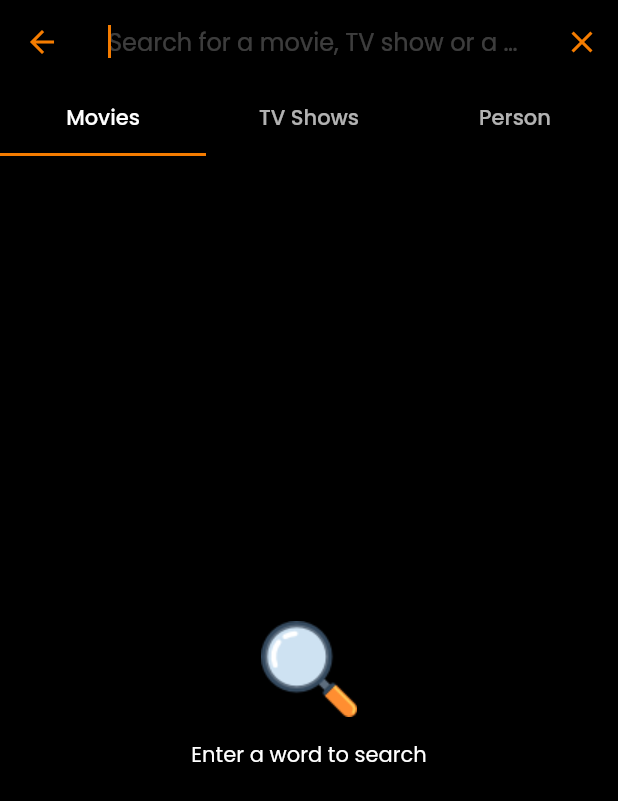
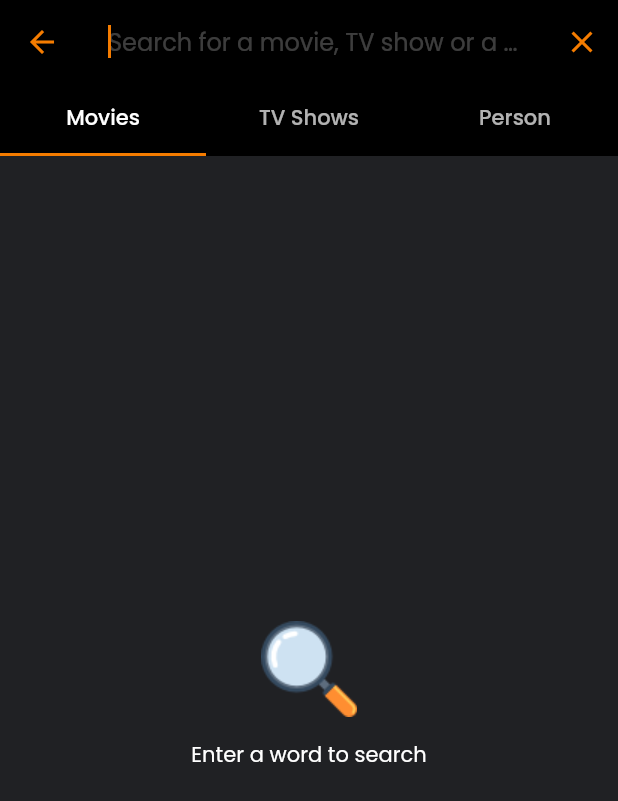
Before and after one commit to BeamlakAschalew/flixquest, a Flutter app: the CinemaxHomePage screen opened directly, after a tap on the "search" icon, on a phone screen of 412 x 824 dp. Shown: the top 801 px of the screen. Run offline on Flutter 3.47's test engine with Material 2 defaults, Android fonts, the phone set to English and light mode, and no system bars; our stand-ins replace animated_text_kit, cached_network_image, carousel_slider, font_awesome_flutter, google_nav_bar, readmore and 2 more; missing offline and left inert: flutter_inappwebview, mixpanel_flutter; accounts and stored records are empty; network calls fail.

Commit message:
updated UI

```diff
--- a/lib/screens/search_view.dart
+++ b/lib/screens/search_view.dart
@@ -202,7 +202,9 @@ class Search extends SearchDelegate<String> {
   }
 
   Widget searchATermWidget() {
-    return Center(
+    return Container(
+      color: const Color(0xFF202124),
+      child: Center(
         child: Column(
           mainAxisAlignment: MainAxisAlignment.center,
           children: [
@@ -211,6 +213,7 @@ class Search extends SearchDelegate<String> {
             const Text('Enter a word to search',
                 style: TextStyle(color: Colors.white, fontFamily: 'Poppins'))
           ],
+        ),
       ),
     );
   }
```
Lines whose indentation alone changed are shown as unchanged.
